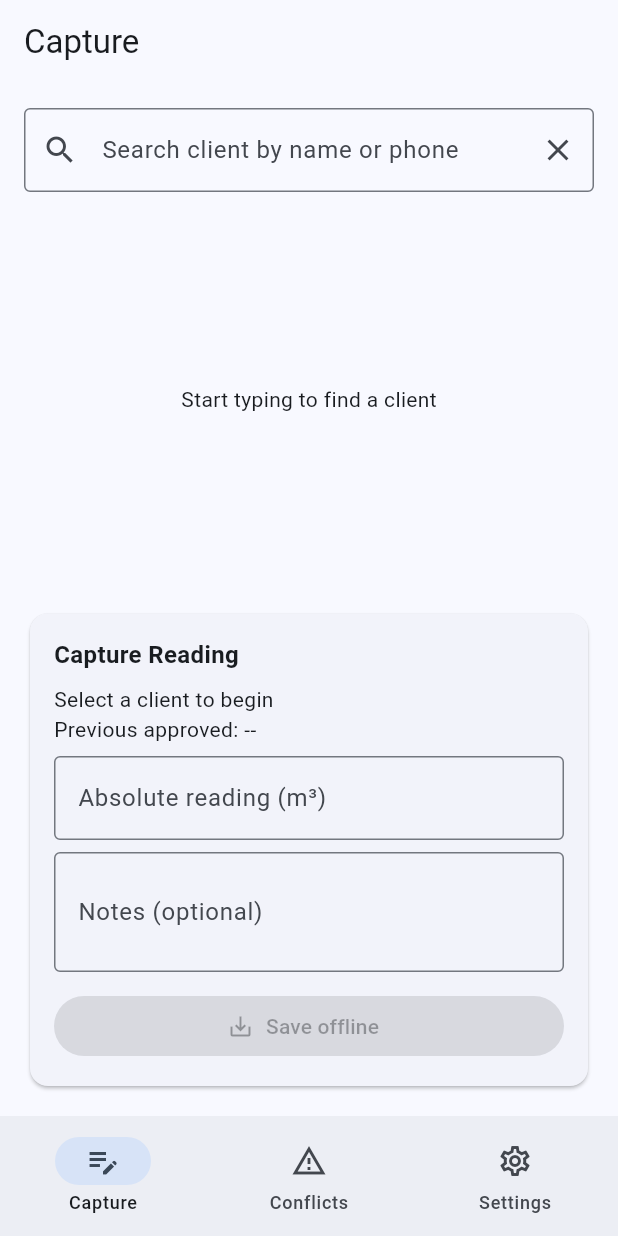
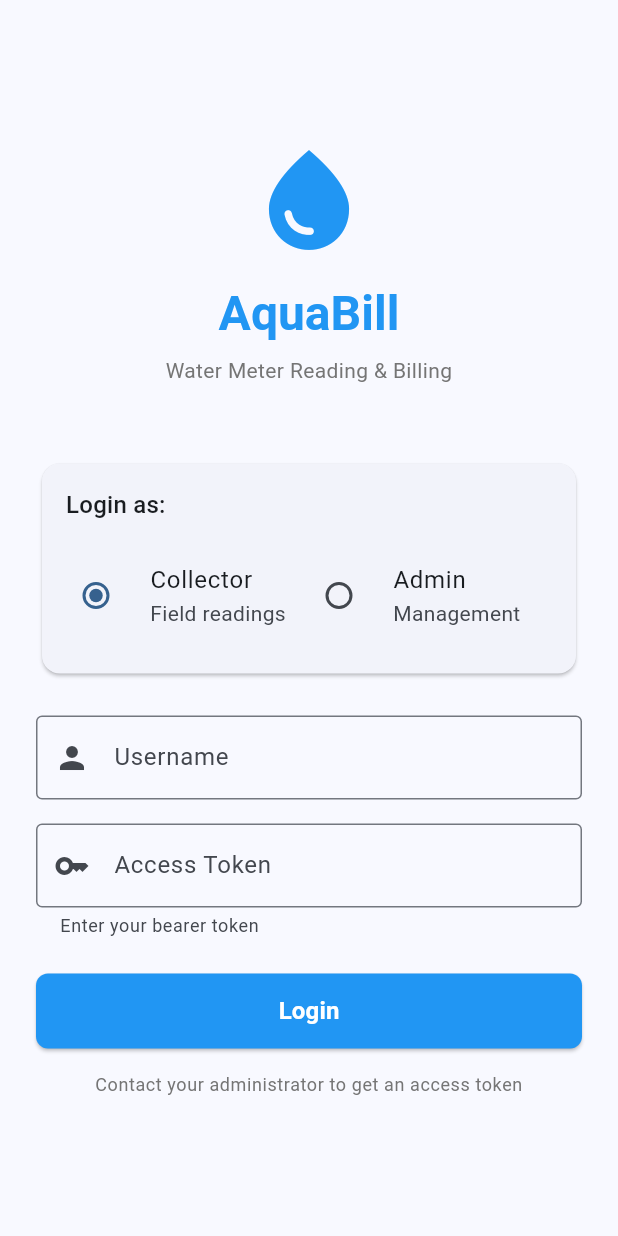
Before and after one commit to musyani-io/aquabill-app, a Flutter app: the screen it shows after launch, on a phone screen of 412 x 824 dp. Run offline on Flutter 3.47's test engine with Material 3 defaults, Android fonts, the phone set to English and light mode, and no system bars; our stand-ins replace connectivity_plus, device_info_plus, dio, flutter_secure_storage, sqflite; missing offline and left inert: workmanager; accounts and stored records are empty.

Commit message:
feat: implemented a login screen - authentication

```diff
--- /dev/null
+++ b/mobile/lib/core/auth_service.dart
@@ -0,0 +1,74 @@
+import 'token_storage.dart';
+
+/// User roles in the system
+enum UserRole {
+  admin,
+  collector,
+}
+
+/// Authentication service for login and role management
+class AuthService {
+  static final AuthService _instance = AuthService._internal();
+  factory AuthService() => _instance;
+  AuthService._internal();
+
+  final TokenStorage _storage = TokenStorage();
+
+  /// Login with token and role
+  Future<void> login({
+    required String token,
+    required UserRole role,
+    String? username,
+  }) async {
+    await _storage.saveToken(token);
+    await _storage.saveCustom('user_role', role.name);
+    if (username != null) {
+      await _storage.saveCustom('username', username);
+    }
+  }
+
+  /// Check if user is logged in
+  Future<bool> isLoggedIn() async {
+    final token = await _storage.getToken();
+    return token != null && token.isNotEmpty;
+  }
+
+  /// Get current user role
+  Future<UserRole?> getUserRole() async {
+    final roleStr = await _storage.getCustom('user_role');
+    if (roleStr == null) return null;
+
+    switch (roleStr) {
+      case 'admin':
+        return UserRole.admin;
+      case 'collector':
+        return UserRole.collector;
+      default:
+        return null;
+    }
+  }
+
+  /// Get current username
+  Future<String?> getUsername() async {
+    return await _storage.getCustom('username');
+  }
+
+  /// Logout
+  Future<void> logout() async {
+    await _storage.saveToken('');
+    await _storage.saveCustom('user_role', '');
+    await _storage.saveCustom('username', '');
+  }
+
+  /// Check if current user is admin
+  Future<bool> isAdmin() async {
+    final role = await getUserRole();
+    return role == UserRole.admin;
+  }
+
+  /// Check if current user is collector
+  Future<bool> isCollector() async {
+    final role = await getUserRole();
+    return role == UserRole.collector;
+  }
+}
--- a/mobile/lib/main.dart
+++ b/mobile/lib/main.dart
@@ -1,9 +1,11 @@
 import 'package:flutter/material.dart';
 
+import 'core/auth_service.dart';
 import 'data/local/daos/sync_queue_dao.dart';
 import 'domain/sync/background_sync_service.dart';
 import 'ui/capture_screen.dart';
 import 'ui/conflicts_screen.dart';
+import 'ui/login_screen.dart';
 import 'ui/settings_screen.dart';
 
 void main() async {
@@ -26,8 +28,52 @@ class AquaBillApp extends StatelessWidget {
         colorScheme: ColorScheme.fromSeed(seedColor: Colors.blue),
         useMaterial3: true,
       ),
-      home: const HomePage(),
+      home: const AuthWrapper(),
+      routes: {
+        '/login': (context) => const LoginScreen(),
+        '/home': (context) => const HomePage(),
+      },
     );
+  }
+}
+
+/// Wrapper to check authentication state
+class AuthWrapper extends StatefulWidget {
+  const AuthWrapper({super.key});
+
+  @override
+  State<AuthWrapper> createState() => _AuthWrapperState();
+}
+
+class _AuthWrapperState extends State<AuthWrapper> {
+  bool _isLoading = true;
+  bool _isLoggedIn = false;
+
+  @override
+  void initState() {
+    super.initState();
+    _checkAuth();
+  }
+
+  Future<void> _checkAuth() async {
+    final isLoggedIn = await AuthService().isLoggedIn();
+    setState(() {
+      _isLoggedIn = isLoggedIn;
+      _isLoading = false;
+    });
+  }
+
+  @override
+  Widget build(BuildContext context) {
+    if (_isLoading) {
+      return const Scaffold(
+        body: Center(
+          child: CircularProgressIndicator(),
+        ),
+      );
+    }
+
+    return _isLoggedIn ? const HomePage() : const LoginScreen();
   }
 }
 
--- /dev/null
+++ b/mobile/lib/ui/login_screen.dart
@@ -0,0 +1,244 @@
+import 'package:flutter/material.dart';
+
+import '../core/auth_service.dart';
+
+/// Login screen for admin and collector authentication
+class LoginScreen extends StatefulWidget {
+  const LoginScreen({Key? key}) : super(key: key);
+
+  @override
+  State<LoginScreen> createState() => _LoginScreenState();
+}
+
+class _LoginScreenState extends State<LoginScreen> {
+  final TextEditingController _usernameController = TextEditingController();
+  final TextEditingController _tokenController = TextEditingController();
+  final _formKey = GlobalKey<FormState>();
+
+  UserRole _selectedRole = UserRole.collector;
+  bool _loading = false;
+
+  @override
+  void dispose() {
+    _usernameController.dispose();
+    _tokenController.dispose();
+    super.dispose();
+  }
+
+  Future<void> _handleLogin() async {
+    if (!_formKey.currentState!.validate()) {
+      return;
+    }
+
+    setState(() => _loading = true);
+
+    try {
+      final username = _usernameController.text.trim();
+      final token = _tokenController.text.trim();
+
+      // Login with token and role
+      await AuthService().login(
+        token: token,
+        role: _selectedRole,
+        username: username,
+      );
+
+      if (mounted) {
+        // Navigate to home and remove login screen from stack
+        Navigator.of(context).pushReplacementNamed('/home');
+      }
+    } catch (e) {
+      if (mounted) {
+        ScaffoldMessenger.of(context).showSnackBar(
+          SnackBar(content: Text('Login failed: $e')),
+        );
+      }
+    } finally {
+      if (mounted) {
+        setState(() => _loading = false);
+      }
+    }
+  }
+
+  @override
+  Widget build(BuildContext context) {
+    return Scaffold(
+      body: SafeArea(
+        child: Center(
+          child: SingleChildScrollView(
+            padding: const EdgeInsets.all(24),
+            child: Form(
+              key: _formKey,
+              child: Column(
+                mainAxisAlignment: MainAxisAlignment.center,
+                crossAxisAlignment: CrossAxisAlignment.stretch,
+                children: [
+                  // Logo/Title
+                  const Icon(
+                    Icons.water_drop,
+                    size: 80,
+                    color: Colors.blue,
+                  ),
+                  const SizedBox(height: 16),
+                  Text(
+                    'AquaBill',
+                    textAlign: TextAlign.center,
+                    style: Theme.of(context).textTheme.headlineLarge?.copyWith(
+                          fontWeight: FontWeight.bold,
+                          color: Colors.blue,
+                        ),
+                  ),
+                  const SizedBox(height: 8),
+                  Text(
+                    'Water Meter Reading & Billing',
+                    textAlign: TextAlign.center,
+                    style: Theme.of(context).textTheme.bodyMedium?.copyWith(
+                          color: Colors.grey[600],
+                        ),
+                  ),
+                  const SizedBox(height: 48),
+
+                  // Role Selection
+                  Card(
+                    child: Padding(
+                      padding: const EdgeInsets.all(16),
+                      child: Column(
+                        crossAxisAlignment: CrossAxisAlignment.start,
+                        children: [
+                          Text(
+                            'Login as:',
+                            style: Theme.of(context).textTheme.titleMedium,
+                          ),
+                          const SizedBox(height: 12),
+                          Row(
+                            children: [
+                              Expanded(
+                                child: RadioListTile<UserRole>(
+                                  contentPadding: EdgeInsets.zero,
+                                  title: const Text('Collector'),
+                                  subtitle: const Text('Field readings'),
+                                  value: UserRole.collector,
+                                  groupValue: _selectedRole,
+                                  onChanged: (value) {
+                                    if (value != null) {
+                                      setState(() => _selectedRole = value);
+                                    }
+                                  },
+                                ),
+                              ),
+                              Expanded(
+                                child: RadioListTile<UserRole>(
+                                  contentPadding: EdgeInsets.zero,
+                                  title: const Text('Admin'),
+                                  subtitle: const Text('Management'),
+                                  value: UserRole.admin,
+                                  groupValue: _selectedRole,
+                                  onChanged: (value) {
+                                    if (value != null) {
+                                      setState(() => _selectedRole = value);
+                                    }
+                                  },
+                                ),
+                              ),
+                            ],
+                          ),
+                        ],
+                      ),
+                    ),
+                  ),
+                  const SizedBox(height: 24),
+
+                  // Username Field
+                  TextFormField(
+                    controller: _usernameController,
+                    decoration: const InputDecoration(
+                      labelText: 'Username',
+                      border: OutlineInputBorder(),
+                      prefixIcon: Icon(Icons.person),
+                    ),
+                    validator: (value) {
+                      if (value == null || value.trim().isEmpty) {
+                        return 'Username is required';
+                      }
+                      return null;
+                    },
+                    textInputAction: TextInputAction.next,
+                  ),
+                  const SizedBox(height: 16),
+
+                  // Token Field
+                  TextFormField(
+                    controller: _tokenController,
+                    decoration: const InputDecoration(
+                      labelText: 'Access Token',
+                      border: OutlineInputBorder(),
+                      prefixIcon: Icon(Icons.key),
+                      helperText: 'Enter your bearer token',
+                    ),
+                    obscureText: true,
+                    maxLines: 1,
+                    validator: (value) {
+                      if (value == null || value.trim().isEmpty) {
+                        return 'Token is required';
+                      }
+                      if (value.trim().length < 10) {
+                        return 'Token must be at least 10 characters';
+                      }
+                      return null;
+                    },
+                    textInputAction: TextInputAction.done,
+                    onFieldSubmitted: (_) => _handleLogin(),
+                  ),
+                  const SizedBox(height: 24),
+
+                  // Login Button
+                  SizedBox(
+                    height: 50,
+                    child: ElevatedButton(
+                      onPressed: _loading ? null : _handleLogin,
+                      style: ElevatedButton.styleFrom(
+                        backgroundColor: Colors.blue,
+                        foregroundColor: Colors.white,
+                        shape: RoundedRectangleBorder(
+                          borderRadius: BorderRadius.circular(8),
+                        ),
+                      ),
+                      child: _loading
+                          ? const SizedBox(
+                              height: 20,
+                              width: 20,
+                              child: CircularProgressIndicator(
+                                strokeWidth: 2,
+                                valueColor: AlwaysStoppedAnimation<Color>(
+                                  Colors.white,
+                                ),
+                              ),
+                            )
+                          : const Text(
+                              'Login',
+                              style: TextStyle(
+                                fontSize: 16,
+                                fontWeight: FontWeight.bold,
+                              ),
+                            ),
+                    ),
+                  ),
+                  const SizedBox(height: 16),
+
+                  // Help Text
+                  Text(
+                    'Contact your administrator to get an access token',
+                    textAlign: TextAlign.center,
+                    style: Theme.of(context).textTheme.bodySmall?.copyWith(
+                          color: Colors.grey[600],
+                        ),
+                  ),
+                ],
+              ),
+            ),
+          ),
+        ),
+      ),
+    );
+  }
+}
```
Also changed, not shown: mobile/lib/ui/settings_screen.dart (+101 -0 lines).
